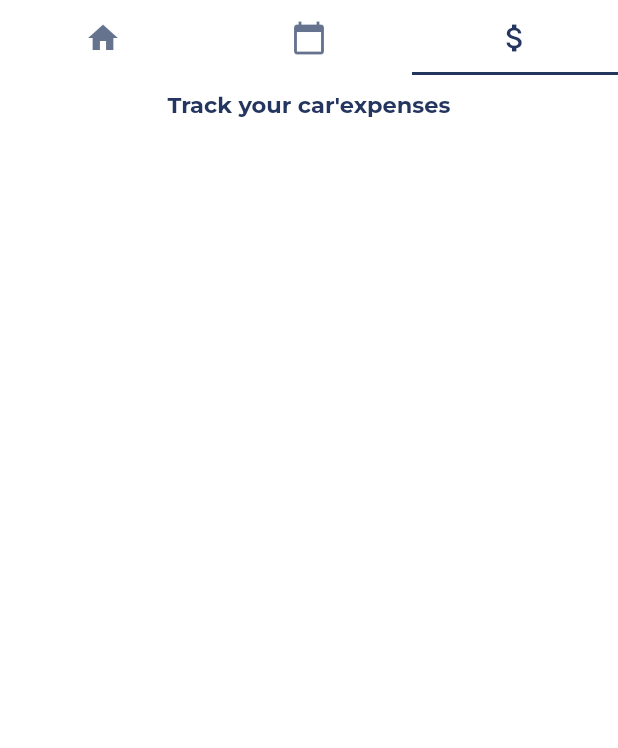
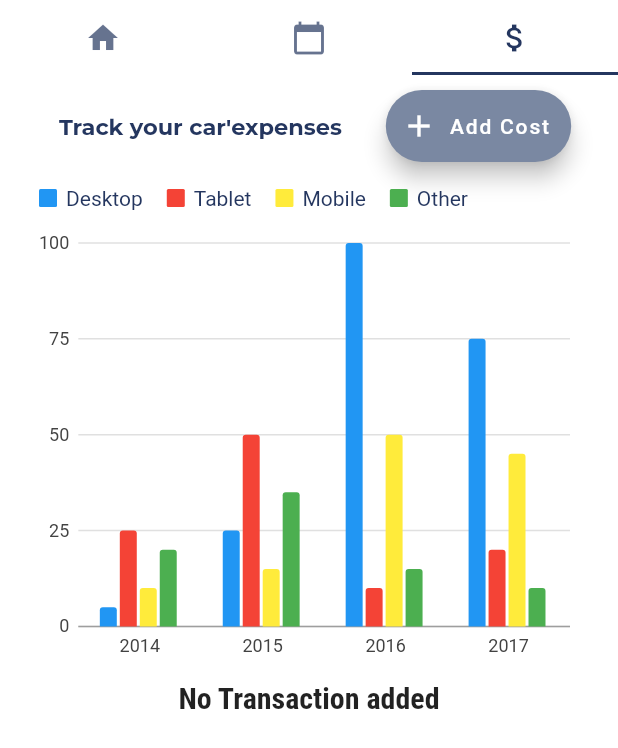
Before and after one commit to AzerLaribi/Karhabti_App, a Flutter app: the NoteScreen screen opened by its route, tab 3 chosen, on a phone screen of 412 x 824 dp. Shown: the top 748 px of the screen. Run offline on Flutter 3.47's test engine with Material 2 defaults, Android fonts, the phone set to English and light mode, and no system bars; our stand-ins replace charts_flutter, firebase_auth, firebase_core, flutter_login, introduction_screen, syncfusion_flutter_calendar and 1 more; missing offline and left inert: splash_screen_view; accounts and stored records are empty; Roboto replaces fonts that are missing (Releway).

Commit message:
transactions

```diff
--- /dev/null
+++ b/lib/Notification/CostTrack/Models/transaction.dart
@@ -0,0 +1,14 @@
+import 'package:flutter/foundation.dart';
+
+class Transaction {
+  late String id;
+  late String title;
+  late double amount;
+  late DateTime date;
+
+  Transaction(
+      {required this.id,
+      required this.title,
+      required this.amount,
+      required this.date});
+}
--- /dev/null
+++ b/lib/Notification/CostTrack/Widgets/transaction_list.dart
@@ -0,0 +1,206 @@
+// ignore_for_file: prefer_const_constructors
+
+import 'package:flutter/material.dart';
+import '../Models/transaction.dart';
+import 'package:intl/intl.dart';
+
+class TransactionList extends StatelessWidget {
+  final List<Transaction> transactions;
+  final Function deleteTx;
+  TransactionList(this.transactions, this.deleteTx);
+  @override
+  Widget build(BuildContext context) {
+    return Container(
+      height: 300,
+      //ListView.builder() methode
+      child: transactions.isEmpty
+          ? Column(
+              // ignore: prefer_const_literals_to_create_immutables
+              children: <Widget>[
+                Text(
+                  'No Transaction added',
+                  style: Theme.of(context).textTheme.subtitle1,
+                ),
+                SizedBox(
+                  height: 50,
+                ),
+              ],
+            )
+          : ListView.builder(
+              itemBuilder: (context, index) {
+                return Card(
+                  elevation: 5,
+                  margin: EdgeInsets.symmetric(
+                    vertical: 8,
+                    horizontal: 5,
+                  ),
+                  child: ListTile(
+                    leading: CircleAvatar(
+                      radius: 30,
+                      child: Padding(
+                        padding: EdgeInsets.all(5),
+                        child: FittedBox(
+                          child: Text(
+                            '\$ ${transactions[index].amount}',
+                          ),
+                        ),
+                      ),
+                    ),
+                    title: Text(
+                      transactions[index].title,
+                      style: Theme.of(context).textTheme.subtitle1,
+                    ),
+                    subtitle: Text(
+                      DateFormat().format(transactions[index].date),
+                      style: TextStyle(
+                        fontWeight: FontWeight.bold,
+                        fontSize: 15,
+                        color: Theme.of(context).primaryColor,
+                      ),
+                    ),
+                    trailing: IconButton(
+                      onPressed: () => showDialog(
+                        context: context,
+                        builder: (context) {
+                          return AlertDialog(
+                            title: const Text('Delete Transaction'),
+                            content: const Text(
+                                'Are you sure you want to delete this transaction ?'),
+                            actions: [
+                              TextButton(
+                                style: ButtonStyle(
+                                  backgroundColor:
+                                      MaterialStateProperty.all<Color>(
+                                          Colors.green),
+                                ),
+                                onPressed: () {
+                                  Navigator.of(context).pop();
+                                },
+                                child: const Text(
+                                  'Cancel',
+                                  style: TextStyle(
+                                    backgroundColor: Colors.green,
+                                    color: Colors.white,
+                                  ),
+                                ),
+                              ),
+                              TextButton(
+                                style: ButtonStyle(
+                                  backgroundColor:
+                                      MaterialStateProperty.all<Color>(
+                                          Colors.red),
+                                ),
+                                onPressed: () {
+                                  deleteTx(transactions[index].id);
+                                  Navigator.of(context).pop();
+                                },
+                                child: const Text(
+                                  'Delete',
+                                  style: TextStyle(
+                                    backgroundColor: Colors.red,
+                                    color: Colors.white,
+                                  ),
+                                ),
+                              ),
+                            ],
+                          );
+                        },
+                      ),
+                      icon: Icon(Icons.delete),
+                      color: Theme.of(context).errorColor,
+                    ),
+                  ),
+                );
+                // return Card(
+                //   child: Row(
+                //     children: <Widget>[
+                //       Container(
+                //         margin:
+                //             EdgeInsets.symmetric(vertical: 10, horizontal: 15),
+                //         decoration: BoxDecoration(
+                //             border: Border.all(
+                //           color: Theme.of(context).primaryColor,
+                //           width: 2,
+                //         )),
+                //         padding: EdgeInsets.all(10),
+                //         child: Text(
+                //           '\$ ${transactions[index].amount.toStringAsFixed(2)}',
+                //           // ignore: prefer_const_constructors
+                //           style: TextStyle(
+                //             fontWeight: FontWeight.bold,
+                //             fontSize: 20,
+                //             color: Theme.of(context).primaryColor,
+                //           ),
+                //         ),
+                //       ),
+                //       Column(
+                //         crossAxisAlignment: CrossAxisAlignment.start,
+                //         children: <Widget>[
+                //           Text(
+                //             transactions[index].title,
+                //             style: Theme.of(context).textTheme.subtitle1,
+                //           ),
+                //           Text(
+                //             DateFormat().format(transactions[index].date),
+                //             style: TextStyle(
+                //               fontSize: 14,
+                //               color: Colors.grey,
+                //             ),
+                //           ),
+                //         ],
+                //       )
+                //     ],
+                //   ),
+                // );
+              },
+              itemCount: transactions.length,
+            ),
+      //List View children method
+      // child: ListView(
+      //   children: transactions.map((tx) {
+      //     return Card(
+      //       child: Row(
+      //         children: <Widget>[
+      //           Container(
+      //             margin: EdgeInsets.symmetric(vertical: 10, horizontal: 15),
+      //             decoration: BoxDecoration(
+      //                 border: Border.all(
+      //               color: Colors.purple,
+      //               width: 2,
+      //             )),
+      //             padding: EdgeInsets.all(10),
+      //             child: Text(
+      //               '\$ ${tx.amount}',
+      //               // ignore: prefer_const_constructors
+      //               style: TextStyle(
+      //                   fontWeight: FontWeight.bold,
+      //                   fontSize: 20,
+      //                   color: Colors.purple),
+      //             ),
+      //           ),
+      //           Column(
+      //             crossAxisAlignment: CrossAxisAlignment.start,
+      //             children: <Widget>[
+      //               Text(
+      //                 tx.title,
+      //                 style: TextStyle(
+      //                   fontSize: 16,
+      //                   fontWeight: FontWeight.bold,
+      //                 ),
+      //               ),
+      //               Text(
+      //                 DateFormat().format(tx.date),
+      //                 style: TextStyle(
+      //                   fontSize: 14,
+      //                   color: Colors.grey,
+      //                 ),
+      //               ),
+      //             ],
+      //           )
+      //         ],
+      //       ),
+      //     );
+      //   }).toList(),
+    );
+  }
+}
--- a/lib/Notification/note_screen.dart
+++ b/lib/Notification/note_screen.dart
@@ -1,9 +1,13 @@
 import 'package:flutter/material.dart';
-import 'package:karhabti_app/Notification/widgets/Events.dart';
-import '../HomePage/Screens/HomePage_screen.dart';
+import 'package:karhabti_app/Notification/widgets/chart.dart';
 import '../Notification/widgets/utils.dart';
 import 'package:syncfusion_flutter_calendar/calendar.dart';
 import 'package:table_calendar/table_calendar.dart';
+import 'package:intl/intl.dart';
+import 'package:charts_flutter/flutter.dart' as charts;
+import '../Notification/CostTrack/Models/transaction.dart';
+import '../Notification/CostTrack/Widgets/new_transaction.dart';
+import '../Notification/CostTrack/Widgets/transaction_list.dart';
 
 class NoteScreen extends StatefulWidget {
   static const routeName = '/note';
@@ -17,13 +21,103 @@ class _NoteScreenState extends State<NoteScreen> {
   DateTime _focusedDay = DateTime.now();
   DateTime? _selectedDay;
   late CalendarController _controller;
+  final List<Transaction> _userTransaction = [];
   void initState() {
     super.initState();
     _controller = CalendarController();
   }
 
+  void _addNewTransaction(String title, double amount, DateTime chosenDate) {
+    final newTx = Transaction(
+      id: DateTime.now().toString(),
+      title: title,
+      amount: amount,
+      date: chosenDate,
+    );
+    setState(() {
+      _userTransaction.add(newTx);
+    });
+  }
+
+  void _startAddNewTransaction(BuildContext context) {
+    showModalBottomSheet(
+      backgroundColor: Colors.white,
+      context: context,
+      builder: (bCtx) {
+        return GestureDetector(
+          onTap: () {},
+          child: NewTransaction(_addNewTransaction),
+          behavior: HitTestBehavior.opaque,
+        );
+      },
+    );
+  }
+
+  void _deletTransaction(String id) {
+    setState(() {
+      _userTransaction.removeWhere((tx) => tx.id == id);
+    });
+  }
+
   @override
   Widget build(BuildContext context) {
+    List<charts.Series<OrdinalSales, String>> _createSampleData() {
+      final desktopSalesData = [
+        new OrdinalSales('2014', 5),
+        new OrdinalSales('2015', 25),
+        new OrdinalSales('2016', 100),
+        new OrdinalSales('2017', 75),
+      ];
+
+      final tabletSalesData = [
+        new OrdinalSales('2014', 25),
+        new OrdinalSales('2015', 50),
+        new OrdinalSales('2016', 10),
+        new OrdinalSales('2017', 20),
+      ];
+
+      final mobileSalesData = [
+        new OrdinalSales('2014', 10),
+        new OrdinalSales('2015', 15),
+        new OrdinalSales('2016', 50),
+        new OrdinalSales('2017', 45),
+      ];
+
+      final otherSalesData = [
+        new OrdinalSales('2014', 20),
+        new OrdinalSales('2015', 35),
+        new OrdinalSales('2016', 15),
+        new OrdinalSales('2017', 10),
+      ];
+
+      return [
+        new charts.Series<OrdinalSales, String>(
+          id: 'Desktop',
+          domainFn: (OrdinalSales sales, _) => sales.year,
+          measureFn: (OrdinalSales sales, _) => sales.sales,
+          data: desktopSalesData,
+        ),
+        new charts.Series<OrdinalSales, String>(
+          id: 'Tablet',
+          domainFn: (OrdinalSales sales, _) => sales.year,
+          measureFn: (OrdinalSales sales, _) => sales.sales,
+          data: tabletSalesData,
+        ),
+        new charts.Series<OrdinalSales, String>(
+          id: 'Mobile',
+          domainFn: (OrdinalSales sales, _) => sales.year,
+          measureFn: (OrdinalSales sales, _) => sales.sales,
+          data: mobileSalesData,
+        ),
+        new charts.Series<OrdinalSales, String>(
+          id: 'Other',
+          domainFn: (OrdinalSales sales, _) => sales.year,
+          measureFn: (OrdinalSales sales, _) => sales.sales,
+          data: otherSalesData,
+        ),
+      ];
+    }
+
     return DefaultTabController(
       length: 3,
       child: Scaffold(
@@ -45,7 +139,8 @@ class _NoteScreenState extends State<NoteScreen> {
         ),
         body: TabBarView(
           children: [
-            Column(
+            SingleChildScrollView(
+              child: Column(
                 children: [
                   Padding(
                     padding: EdgeInsets.only(top: 15),
@@ -62,33 +157,50 @@ class _NoteScreenState extends State<NoteScreen> {
                   )
                 ],
               ),
-            Column(
+            ),
+            SingleChildScrollView(
+              child: Column(
                 children: [
                   Padding(
                     padding: EdgeInsets.all(10),
+                    child: Row(
+                      children: [
+                        SizedBox(
+                          width: MediaQuery.of(context).size.width * 0.6,
                           child: Title(
                             color: Theme.of(context).primaryColor,
                             child: Text(
-                      'Check your Appointement',
+                              "Check your appoinetement",
+                              textAlign: TextAlign.center,
                               style: TextStyle(
                                 fontFamily: 'Montserrat',
                                 fontSize: 15,
-                          fontWeight: FontWeight.bold),
+                                fontWeight: FontWeight.bold,
                               ),
                             ),
                           ),
-                const SizedBox(height: 12.0),
-                TableCalendar(
+                        ),
+                        SizedBox(
+                          width: MediaQuery.of(context).size.width * 0.3,
+                          child: FloatingActionButton.extended(
+                            onPressed: () {},
+                            label: Text('Add Note'),
+                            icon: Icon(Icons.add),
+                          ),
+                        ),
+                      ],
+                    ),
+                  ),
+                  SizedBox(height: 12.0),
+                  SizedBox(
+                    height: MediaQuery.of(context).size.height * 0.5,
+                    child: TableCalendar(
+                      calendarStyle: CalendarStyle(),
                       firstDay: kFirstDay,
                       lastDay: kLastDay,
                       focusedDay: _focusedDay,
                       calendarFormat: _calendarFormat,
                       selectedDayPredicate: (day) {
-                    // Use `selectedDayPredicate` to determine which day is currently selected.
-                    // If this returns true, then `day` will be marked as selected.
-
-                    // Using `isSameDay` is recommended to disregard
-                    // the time-part of compared DateTime objects.
                         return isSameDay(_selectedDay, day);
                       },
                       onDaySelected: (selectedDay, focusedDay) {
@@ -113,10 +225,19 @@ class _NoteScreenState extends State<NoteScreen> {
                         _focusedDay = focusedDay;
                       },
                     ),
+                  ),
                 ],
               ),
-            Padding(
+            ),
+            SingleChildScrollView(
+              child: Padding(
                 padding: EdgeInsets.all(10),
+                child: Column(
+                  children: [
+                    Row(
+                      children: [
+                        SizedBox(
+                          width: MediaQuery.of(context).size.width * 0.6,
                           child: Title(
                             color: Theme.of(context).primaryColor,
                             child: Text(
@@ -130,6 +251,34 @@ class _NoteScreenState extends State<NoteScreen> {
                             ),
                           ),
                         ),
+                        Container(
+                          child: SizedBox(
+                            width: MediaQuery.of(context).size.width * 0.3,
+                            child: FloatingActionButton.extended(
+                              onPressed: () => _startAddNewTransaction(context),
+                              label: Text('Add Cost'),
+                              icon: Icon(Icons.add),
+                            ),
+                          ),
+                        ),
+                      ],
+                    ),
+                    Padding(
+                      padding: const EdgeInsets.all(8.0),
+                      child: SizedBox(
+                        height: MediaQuery.of(context).size.height * 0.4,
+                        child: Chart(_createSampleData(), animate: false),
+                      ),
+                    ),
+                    SingleChildScrollView(
+                      // height: MediaQuery.of(context).size.height,
+                      child:
+                          TransactionList(_userTransaction, _deletTransaction),
+                    ),
+                  ],
+                ),
+              ),
+            ),
           ],
         ),
       ),
--- /dev/null
+++ b/lib/Notification/widgets/chart.dart
@@ -0,0 +1,96 @@
+import 'package:flutter/material.dart';
+import 'package:charts_flutter/flutter.dart' as charts;
+
+class Chart extends StatelessWidget {
+  static const routeName = 'chart';
+  final List<charts.Series<dynamic, String>> seriesList;
+  final bool animate;
+
+  Chart(this.seriesList, {required this.animate});
+
+  factory Chart.withSampleData() {
+    return new Chart(
+      _createSampleData(),
+      // Disable animations for image tests.
+      animate: false,
+    );
+  }
+
+  @override
+  Widget build(BuildContext context) {
+    return new charts.BarChart(
+      seriesList,
+      animate: animate,
+      barGroupingType: charts.BarGroupingType.grouped,
+      // Add the series legend behavior to the chart to turn on series legends.
+      // By default the legend will display above the chart.
+      behaviors: [new charts.SeriesLegend()],
+    );
+  }
+
+  /// Create series list with multiple series
+  static List<charts.Series<OrdinalSales, String>> _createSampleData() {
+    final desktopSalesData = [
+      new OrdinalSales('2014', 5),
+      new OrdinalSales('2015', 25),
+      new OrdinalSales('2016', 100),
+      new OrdinalSales('2017', 75),
+    ];
+
+    final tabletSalesData = [
+      new OrdinalSales('2014', 25),
+      new OrdinalSales('2015', 50),
+      new OrdinalSales('2016', 10),
+      new OrdinalSales('2017', 20),
+    ];
+
+    final mobileSalesData = [
+      new OrdinalSales('2014', 10),
+      new OrdinalSales('2015', 15),
+      new OrdinalSales('2016', 50),
+      new OrdinalSales('2017', 45),
+    ];
+
+    final otherSalesData = [
+      new OrdinalSales('2014', 20),
+      new OrdinalSales('2015', 35),
+      new OrdinalSales('2016', 15),
+      new OrdinalSales('2017', 10),
+    ];
+
+    return [
+      new charts.Series<OrdinalSales, String>(
+        id: 'Desktop',
+        domainFn: (OrdinalSales sales, _) => sales.year,
+        measureFn: (OrdinalSales sales, _) => sales.sales,
+        data: desktopSalesData,
+      ),
+      new charts.Series<OrdinalSales, String>(
+        id: 'Tablet',
+        domainFn: (OrdinalSales sales, _) => sales.year,
+        measureFn: (OrdinalSales sales, _) => sales.sales,
+        data: tabletSalesData,
+      ),
+      new charts.Series<OrdinalSales, String>(
+        id: 'Mobile',
+        domainFn: (OrdinalSales sales, _) => sales.year,
+        measureFn: (OrdinalSales sales, _) => sales.sales,
+        data: mobileSalesData,
+      ),
+      new charts.Series<OrdinalSales, String>(
+        id: 'Other',
+        domainFn: (OrdinalSales sales, _) => sales.year,
+        measureFn: (OrdinalSales sales, _) => sales.sales,
+        data: otherSalesData,
+      ),
+    ];
+  }
+}
+
+/// Sample ordinal data type.
+class OrdinalSales {
+  final String year;
+  final int sales;
+
+  OrdinalSales(this.year, this.sales);
+}
--- a/lib/main.dart
+++ b/lib/main.dart
@@ -5,6 +5,7 @@ import 'package:karhabti_app/HomePage/Screens/home_tabs_screen.dart';
 import 'package:karhabti_app/Notification/note_screen.dart';
 import 'package:karhabti_app/Notification/note_tabs_screen.dart';
 import 'package:karhabti_app/Notification/widgets/Events.dart';
+import 'package:karhabti_app/Notification/widgets/chart.dart';
 import 'Features/Screen/FeaturesScreen.dart';
 import 'HomeScreen/Screens/splachScreen.dart';
 import 'Connect/Screens/ConnectScreen.dart';
@@ -68,7 +69,7 @@ class _MyAppState extends State<MyApp> {
         TabsScreen.routeName: (context) => TabsScreen(),
         NoteTabsScreen.routeName: (context) => NoteTabsScreen(),
         TableEventsExample.routeName: (context) => TableEventsExample(),
-        HomeTabsScreen.routeName: (context) => HomeTabsScreen()
+        HomeTabsScreen.routeName: (context) => HomeTabsScreen(),
       },
     );
   }
--- a/pubspec.yaml
+++ b/pubspec.yaml
@@ -43,6 +43,7 @@ dependencies:
   flutter_login: ^3.1.0
   table_calendar: ^3.0.4
   syncfusion_flutter_calendar: ^19.4.53
+  charts_flutter: ^0.12.0
 
 dev_dependencies:
   flutter_test:
```
Also changed, not shown: lib/Notification/CostTrack/Widgets/new_transaction.dart (added, +116 -0 lines), pubspec.lock. Lines whose indentation alone changed are shown as unchanged.
